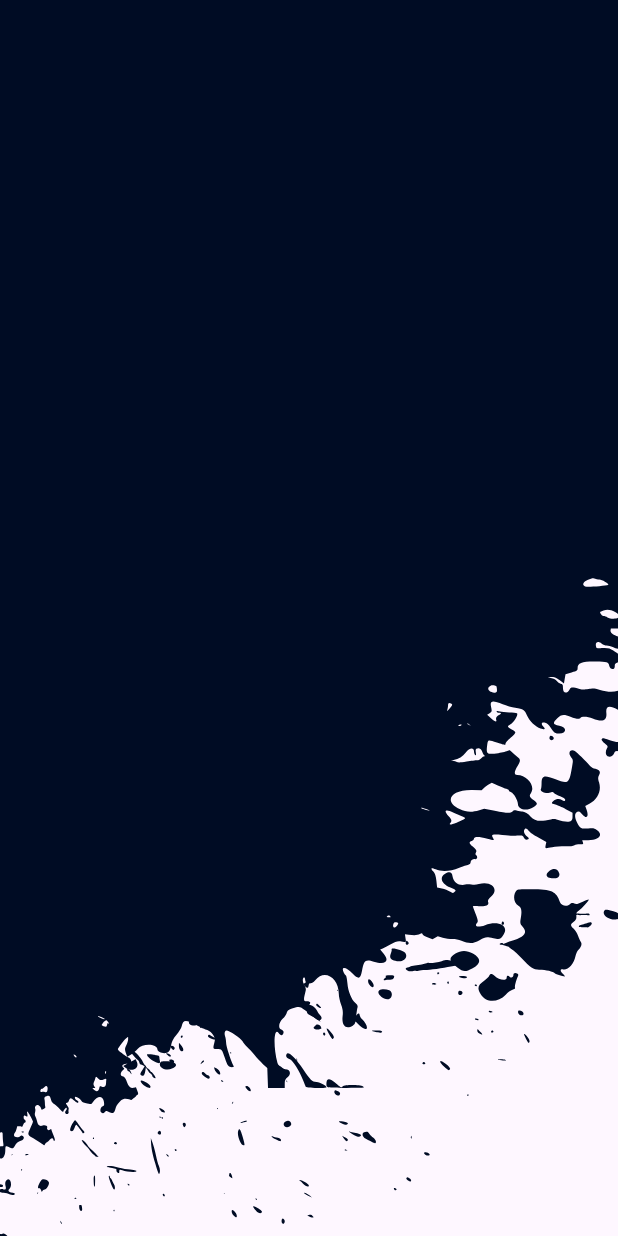
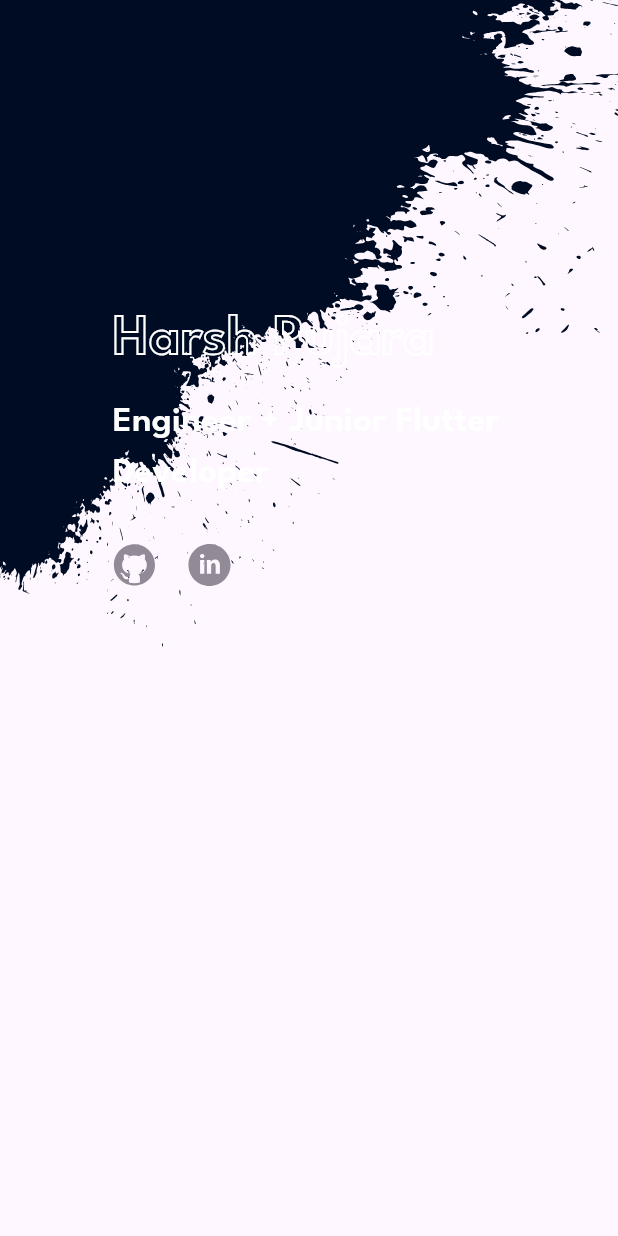
Before and after one commit to harsh11pujara/portfolio, a Flutter app: the screen it shows after launch, on a phone screen of 412 x 824 dp. Run offline on Flutter 3.47's test engine with Material 3 defaults, Android fonts, the phone set to English and light mode, and no system bars; our stand-ins replace flutter_svg.

Commit message:
added name description text on home

```diff
--- a/lib/pages/home.dart
+++ b/lib/pages/home.dart
@@ -49,9 +49,9 @@ class _HomeState extends State<Home> {
   Widget landingBackground() {
     return SvgPicture.asset(
       'assets/images/home_about_bg.svg',
-      fit: BoxFit.cover,
+      fit: BoxFit.contain,
       // width: deviceWidth(context) / 1.1,
-      // alignment: Alignment.centerLeft,
+      alignment: Alignment.topLeft,
     );
   }
 }
--- a/lib/pages/landing_page.dart
+++ b/lib/pages/landing_page.dart
@@ -1,4 +1,6 @@
 import 'package:flutter/material.dart';
+import 'package:flutter_svg/flutter_svg.dart';
+import 'package:my_portfolio/theme/app_theme.dart';
 import 'package:my_portfolio/utils/check_device.dart';
 import 'package:my_portfolio/widgets/appbar.dart';
 
@@ -8,12 +10,30 @@ class LandingPage extends StatelessWidget {
   @override
   Widget build(BuildContext context) {
     return Container(
-      // height: 500,
+      margin: const EdgeInsets.only(left: 50),
       color: Colors.transparent,
       width: deviceWidth(context),
-      // decoration: BoxDecoration(),
-      child: Column(children: [
-        CustomAppbar(),
+      child: Column(crossAxisAlignment: CrossAxisAlignment.start,children: [
+        const CustomAppbar(),
+        const SizedBox(height: 200,),
+        Container(
+          padding: const EdgeInsets.only(left: 25),
+          child: Column(
+            crossAxisAlignment: CrossAxisAlignment.start,
+            children: [
+              Text('Harsh Pujara', style: AppTheme.nameTextStyle,),
+              const SizedBox(height: 10,),
+              Text('Engineer + Junior Flutter Developer', style: AppTheme.descriptionTextStyle,),
+              const SizedBox(height: 30,),
+              Row(mainAxisAlignment: MainAxisAlignment.start,children: [
+                InkWell(onTap: () {}, child: SvgPicture.asset('assets/images/github_logo.svg', height: 30,)),
+                SizedBox(width: 20,),
+                InkWell(onTap: () {}, child: SvgPicture.asset('assets/images/linkedin_logo.svg', height: 30))
+              ],)
+
+            ],
+          ),
+        ),
       ],),
     );
   }
--- /dev/null
+++ b/lib/theme/app_colors.dart
@@ -0,0 +1,10 @@
+import 'package:flutter/material.dart';
+
+/// [Particular Object Color]
+const appBarSelectedColor = Color(0xFFF44336);
+const appBarUnSelectedColor = Color(0xFF928A97);
+
+
+/// [General App Colors]
+const secondaryOrangeColor = Color(0xFFF44336);
+const generalHeadingTextColor = Color(0xFFFFFFFF);
--- /dev/null
+++ b/lib/theme/app_theme.dart
@@ -0,0 +1,17 @@
+import 'package:flutter/material.dart';
+import 'package:my_portfolio/theme/app_colors.dart';
+
+class AppTheme{
+
+  static TextStyle appBarSelectedStyle = const TextStyle(fontFamily: 'LeagueSpartan-Bold', fontSize: 18, color: appBarSelectedColor);
+  static TextStyle appBarUnselectedStyle = const TextStyle(fontFamily: 'LeagueSpartan-Medium', fontSize: 18, color: appBarUnSelectedColor);
+  static TextStyle nameTextStyle = TextStyle(fontFamily: 'LeagueSpartan-SemiBold', fontSize: 38,
+      foreground: Paint()
+        ..style = PaintingStyle.stroke
+        ..strokeWidth = 1.2
+        ..color = Colors.white);
+
+  static TextStyle descriptionTextStyle = const TextStyle(fontFamily: 'LeagueSpartan-SemiBold', fontSize: 24, color: generalHeadingTextColor);
+
+
+}
```
Also changed, not shown: lib/pages/about_me_page.dart (+1 -6 lines), lib/utils/app_colors.dart (deleted, +0 -21 lines), lib/widgets/appbar_buttons.dart (+5 -5 lines), pubspec.yaml (+14 -8 lines).
